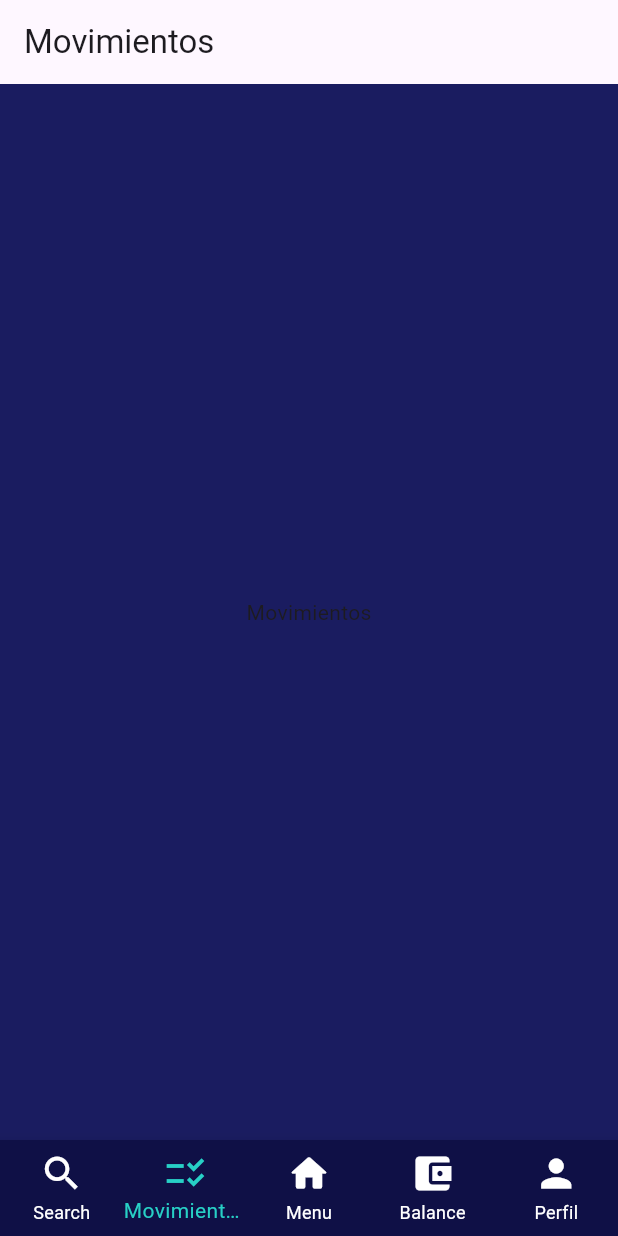
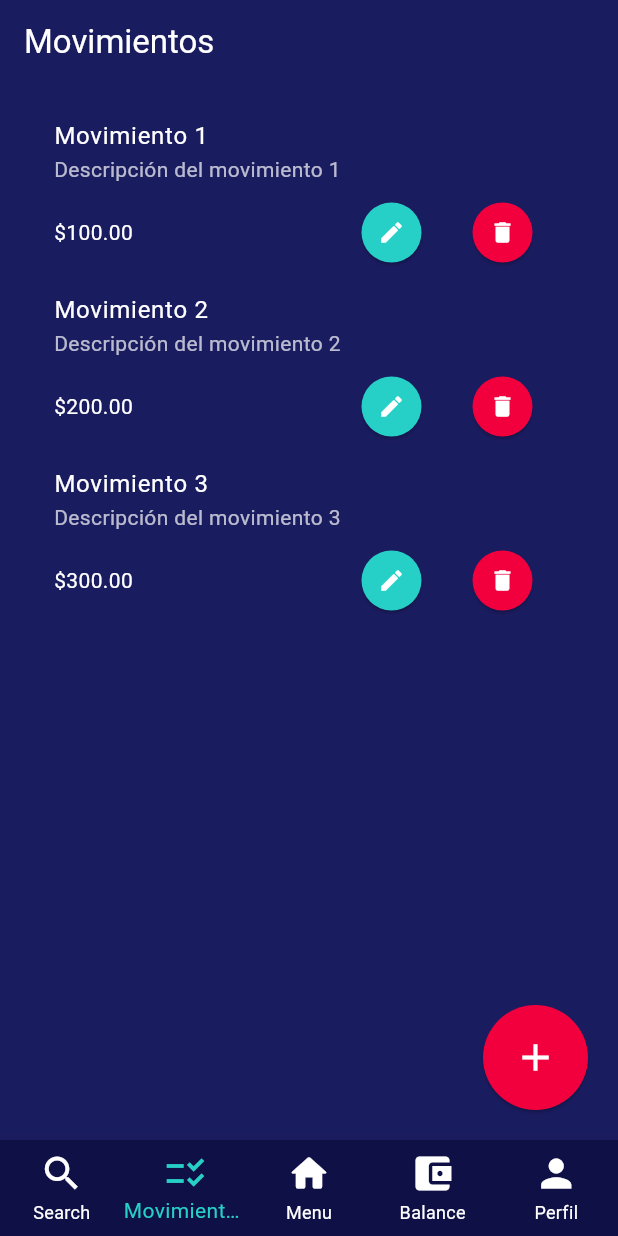
Before and after one commit to Yura1205/Smart_Budget, a Flutter app: the screen it shows after launch, item 2 of the bottom bar chosen, on a phone screen of 412 x 824 dp. Run offline on Flutter 3.47's test engine with Material 3 defaults, Android fonts, the phone set to English and light mode, and no system bars; our stand-ins replace sqflite; accounts and stored records are empty.

Commit message:
Movements Page and Styles

```diff
--- a/lib/pages/Balance.dart
+++ b/lib/pages/Balance.dart
@@ -12,9 +12,13 @@ class _Balance extends State<Balance>{
   Widget build(BuildContext context){
     return SafeArea(child: Scaffold(
       backgroundColor: Color(0xFF1A1C60),
-      appBar: AppBar(
-        title: Text("Balance"),
-      ),
+        appBar: AppBar(
+          title: Text(
+            "Balance",
+            style: TextStyle(color: Colors.white), // Text color is set to white
+          ),
+          backgroundColor: Color(0xFF1A1C60),
+        ),
       body: Center(
         child: Text("Balance"),
       ),
--- a/lib/pages/BusquedaMovimientos.dart
+++ b/lib/pages/BusquedaMovimientos.dart
@@ -13,9 +13,13 @@ class _Busqueda extends State<Busqueda> {
     return SafeArea(
         child: Scaffold(
       backgroundColor: Color(0xFF1A1C60),
-      appBar: AppBar(
-        title: Text("Búsqueda de Movimientos"),
-      ),
+        appBar: AppBar(
+          title: Text(
+            "Búsqueda de Movimientos",
+            style: TextStyle(color: Colors.white), // Text color is set to white
+          ),
+          backgroundColor: Color(0xFF1A1C60),
+        ),
       body: Center(
         child: Column(
           children: [
--- a/lib/pages/MenuPrincipal.dart
+++ b/lib/pages/MenuPrincipal.dart
@@ -12,10 +12,14 @@ class _MyHomepage extends State<MyHomePage>{
   @override
   Widget build(BuildContext context){
     return SafeArea(child: Scaffold(
-      appBar: AppBar(
-        title: Text("Smart Budget App"),
-      ),
       backgroundColor: Color(0xFF1A1C60),
+        appBar: AppBar(
+          title: Text(
+            "Smart Budget",
+            style: TextStyle(color: Colors.white), // Text color is set to white
+          ),
+          backgroundColor: Color(0xFF1A1C60),
+        ),
       body: Center(
         child: Text("Welcome to Smart Budget App"),
         ),
--- a/lib/pages/Movimientos.dart
+++ b/lib/pages/Movimientos.dart
@@ -1,24 +1,116 @@
-import "package:flutter/material.dart";
+import 'package:flutter/material.dart';
 
-class Movimientos extends StatefulWidget{
+class Movimientos extends StatefulWidget {
   @override
-  State<StatefulWidget> createState(){
-    return _Movimientos();
+  State<StatefulWidget> createState() {
+    return _MovimientosState();
   }
 }
 
-class _Movimientos extends State<Movimientos>{
+class _MovimientosState extends State<Movimientos> {
   @override
-  Widget build(BuildContext context){
-    return SafeArea(child: Scaffold(
-      backgroundColor: Color(0xFF1A1C60),
-      appBar: AppBar(
-        title: Text("Movimientos"),
+  Widget build(BuildContext context) {
+    return SafeArea(
+      child: Scaffold(
+        backgroundColor: Color(0xFF1A1C60),
+        appBar: AppBar(
+          title: Text(
+            "Movimientos",
+            style: TextStyle(color: Colors.white), // Text color is set to white
+          ),
+          backgroundColor: Color(0xFF1A1C60),
+        ),
+        body: Center(
+          child: Stack(
+            children: [
+              Column(
+                children: [
+                  SizedBox(height: 15),
+                  Expanded(
+                    child: ListView(
+                      children: [
+                        _buildMovimientoItem("Movimiento 1", "Descripción del movimiento 1", "\$100.00"),
+                        _buildMovimientoItem("Movimiento 2", "Descripción del movimiento 2", "\$200.00"),
+                        _buildMovimientoItem("Movimiento 3", "Descripción del movimiento 3", "\$300.00"),
+                      ],
+                    ),
+                  ),
+                ],
+              ),
+              Align(
+                alignment: Alignment.bottomRight,
+                child: Padding(
+                  padding: EdgeInsets.all(20.0),
+                  child: ElevatedButton(
+                    style: ElevatedButton.styleFrom(
+                      shape: CircleBorder(), // Make the button circular
+                      padding: EdgeInsets.all(20), // Padding around the button icon
+                      backgroundColor: Color(0xFFF2003D), // Assign color to the ElevatedButton
+                    ),
+                    onPressed: () {
+                      // Add your logic here
+                    },
+                    child: Icon(
+                      Icons.add,
+                      color: Colors.white, // Set the color of the Icon to white
+                      size: 30, // Adjust the size of the icon
+                    ),
+                  ),
+                ),
+              ),
+            ],
+          ),
+        ),
       ),
-      body: Center(
-        child: Text("Movimientos"),
-      ),
-    ));
+    );
   }
 
+  Widget _buildMovimientoItem(String title, String subtitle, String value) {
+    return Container(
+      margin: EdgeInsets.symmetric(horizontal: 20),
+      child: Expanded(
+        child: ListTile(
+          title: Text(title, style: TextStyle(color: Colors.white)),
+          subtitle: Column(
+            crossAxisAlignment: CrossAxisAlignment.start,
+            children: [
+              Text(subtitle, style: TextStyle(color: Colors.white70)),
+              SizedBox(height: 8),
+              Row(
+                mainAxisAlignment: MainAxisAlignment.spaceBetween,
+                children: [
+                  Text(value, style: TextStyle(color: Colors.white)),
+                  Row(
+                    children: [
+                      ElevatedButton(
+                        onPressed: () {
+                          // Add your edit logic here
+                        },
+                        style: ElevatedButton.styleFrom(
+                          backgroundColor:const Color(0xFF27D0C6), // Blue background color
+                          shape: CircleBorder(), // Make the button circular
+                        ),
+                        child: Icon(Icons.edit, color: Colors.white, size: 18), // Adjust the size of the icon
+                      ),
+                      SizedBox(width: 8),
+                      ElevatedButton(
+                        onPressed: () {
+                          // Add your delete logic here
+                        },
+                        style: ElevatedButton.styleFrom(
+                          backgroundColor: Color(0xFFF2003D), // Red background color
+                          shape: CircleBorder(), // Make the button circular
+                        ),
+                        child: Icon(Icons.delete, color: Colors.white, size: 18), // Adjust the size of the icon
+                      ),
+                    ],
+                  ),
+                ],
+              ),
+            ],
+          ),
+        ),
+      ),
+    );
+  }
 }
--- a/lib/pages/perfil.dart
+++ b/lib/pages/perfil.dart
@@ -13,9 +13,13 @@ class _Perfil extends State<Perfil> {
     return SafeArea(
         child: Scaffold(
       backgroundColor: Color(0xFF1A1C60),
-      appBar: AppBar(
-        title: Text("Perfil"),
-      ),
+        appBar: AppBar(
+          title: Text(
+            "Perfil",
+            style: TextStyle(color: Colors.white), // Text color is set to white
+          ),
+          backgroundColor: Color(0xFF1A1C60),
+        ),
       body: Center(
         child: Text("Perfil"),
       ),
```
